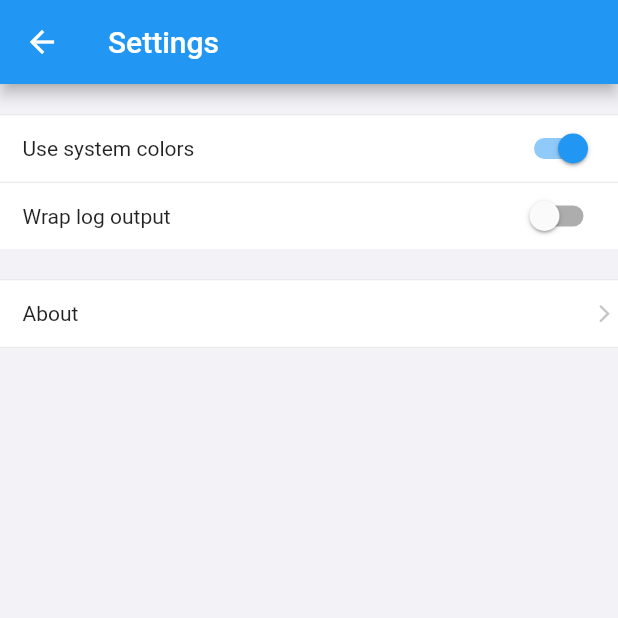
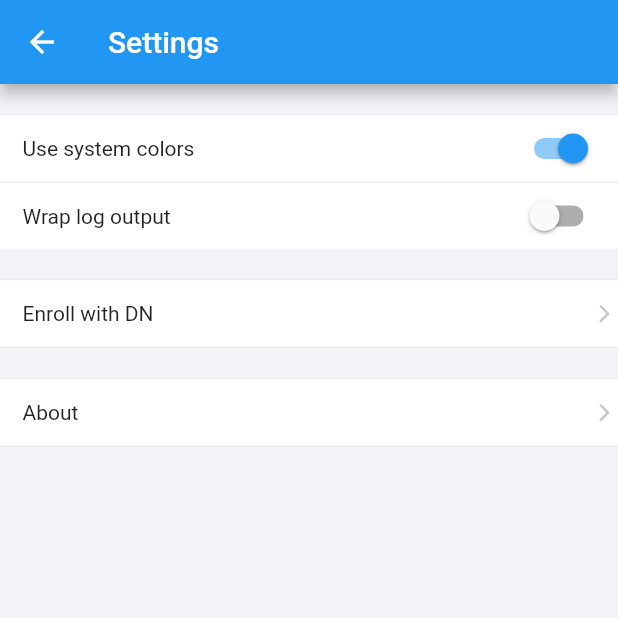
Before and after one commit to DefinedNet/mobile_nebula, a Flutter app: the screen it shows after launch, after a tap on the "menu" icon, on a phone screen of 412 x 824 dp, the top half of it. Run offline on Flutter 3.47's test engine with Material 2 defaults, Android fonts, the phone set to English and light mode, and no system bars; drawn by our look-alikes of flutter_platform_widgets; our stand-ins replace file_picker, flutter_svg, package_info, pull_to_refresh, share_plus; missing offline and left inert: flutter_barcode_scanner.

Commit message:
Add a manual enrollment flow to support chromeos (#99)

```diff
--- a/lib/main.dart
+++ b/lib/main.dart
@@ -109,21 +109,18 @@ class _AppState extends State<App> {
           ),
           onGenerateRoute: (settings) {
             if (settings.name == '/') {
-              return platformPageRoute(context: context, builder: (context) => MainScreen(this.dnEnrolled.stream));
+              return platformPageRoute(context: context, builder: (context) => MainScreen(this.dnEnrolled));
             }
 
             final uri = Uri.parse(settings.name!);
             if (uri.path == EnrollmentScreen.routeName) {
-              String? code;
-              if (uri.hasFragment) {
-                final qp = Uri.splitQueryString(uri.fragment);
-                code = qp["code"];
-              }
-
               // TODO: maybe implement this as a dialog instead of a page, you can stack multiple enrollment screens which is annoying in dev
               return platformPageRoute(
                   context: context,
-                  builder: (context) => EnrollmentScreen(code: code, stream: this.dnEnrolled),
+                  builder: (context) => EnrollmentScreen(
+                    code: EnrollmentScreen.parseCode(settings.name!),
+                    stream: this.dnEnrolled
+                  ),
               );
             }
 
--- a/lib/screens/AboutScreen.dart
+++ b/lib/screens/AboutScreen.dart
@@ -73,7 +73,7 @@ class _AboutScreenState extends State<AboutScreen> {
         Padding(
             padding: EdgeInsets.only(top: 20),
             child: Text(
-              'Copyright © 2020 Defined Networking, Inc',
+              'Copyright © 2022 Defined Networking, Inc',
               textAlign: TextAlign.center,
             )),
       ]),
--- a/lib/screens/EnrollmentScreen.dart
+++ b/lib/screens/EnrollmentScreen.dart
@@ -1,10 +1,10 @@
 import 'dart:async';
 
-import 'package:flutter/cupertino.dart';
 import 'package:flutter/gestures.dart';
 import 'package:flutter/material.dart';
 import 'package:flutter/services.dart';
 import 'package:flutter_platform_widgets/flutter_platform_widgets.dart';
+import 'package:flutter_svg/svg.dart';
 
 import 'package:mobile_nebula/components/SimplePage.dart';
 import 'package:url_launcher/url_launcher.dart';
@@ -15,6 +15,22 @@ class EnrollmentScreen extends StatefulWidget {
   final bool allowCodeEntry;
 
   static const routeName = '/v1/mobile-enrollment';
+
+  // Attempts to find an enrollment code in the provided url. If one is not found then assume the input was
+  // an enrollment code. Primarily to support manual dn enrollment where the user can input a code or a url.
+  static String parseCode(String url) {
+    final uri = Uri.parse(url);
+    if (uri.path != EnrollmentScreen.routeName) {
+      return url;
+    }
+
+    if (uri.hasFragment) {
+      final qp = Uri.splitQueryString(uri.fragment);
+      return qp["code"] ?? "";
+    }
+
+    return url;
+  }
 
   const EnrollmentScreen({super.key, this.code, this.stream, this.allowCodeEntry = false});
 
@@ -138,20 +154,33 @@ class _EnrollmentScreenState extends State<EnrollmentScreen> {
       ));
     }
 
-    return SimplePage(title: Text('DN Enrollment'), child: Padding(child: child, padding: EdgeInsets.symmetric(horizontal: 10)), alignment: alignment);
+    final dnIcon = Theme.of(context).brightness == Brightness.dark ? 'images/dn-logo-dark.svg' : 'images/dn-logo-light.svg';
+    return SimplePage(
+      title: Text('Enroll with DN', style: TextStyle(fontWeight: FontWeight.bold)),
+      child: Padding(child: child, padding: EdgeInsets.symmetric(horizontal: 10)),
+      alignment: alignment
+    );
   }
 
   Widget _codeEntry() {
     return Column(children: [
-      Container(height: 20),
-      PlatformTextField(controller: enrollInput),
-      CupertinoButton(child: Text('Enroll'), onPressed: () {
-        setState(() {
-          code = enrollInput.text;
-          error = null;
-          _enroll();
-        });
-      }),
+      Padding(
+        padding: EdgeInsets.only(top: 20),
+        child: PlatformTextField(
+          hintText: 'Enrollment code or link',
+          controller: enrollInput
+        )
+      ),
+      PlatformTextButton(
+        child: Text('Submit'),
+        onPressed: () {
+          setState(() {
+            code = EnrollmentScreen.parseCode(enrollInput.text);
+            error = null;
+            _enroll();
+          });
+        },
+      )
     ]);
   }
 }
--- a/lib/screens/MainScreen.dart
+++ b/lib/screens/MainScreen.dart
@@ -63,7 +63,7 @@ MAIH7gzreMGgrH/yR6rZpIHR3DxJ3E0aHtEI
 class MainScreen extends StatefulWidget {
   const MainScreen(this.dnEnrollStream, {Key? key}) : super(key: key);
 
-  final Stream dnEnrollStream;
+  final StreamController dnEnrollStream;
 
   @override
   _MainScreenState createState() => _MainScreenState();
@@ -82,7 +82,7 @@ class _MainScreenState extends State<MainScreen> {
   void initState() {
     _loadSites();
 
-    widget.dnEnrollStream.listen((_) {
+    widget.dnEnrollStream.stream.listen((_) {
       _loadSites();
     });
 
@@ -146,7 +146,7 @@ class _MainScreenState extends State<MainScreen> {
         PlatformIconButton(
           padding: EdgeInsets.zero,
           icon: Icon(Icons.menu, size: 28.0),
-          onPressed: () => Utils.openPage(context, (_) => SettingsScreen()),
+          onPressed: () => Utils.openPage(context, (_) => SettingsScreen(widget.dnEnrollStream)),
         ),
       ],
       bottomBar: debugSite,
--- a/lib/screens/SettingsScreen.dart
+++ b/lib/screens/SettingsScreen.dart
@@ -1,18 +1,24 @@
+import 'dart:async';
+
 import 'package:flutter/material.dart';
+import 'package:flutter_svg/svg.dart';
 import 'package:mobile_nebula/components/SimplePage.dart';
 import 'package:mobile_nebula/components/config/ConfigItem.dart';
 import 'package:mobile_nebula/components/config/ConfigPageItem.dart';
 import 'package:mobile_nebula/components/config/ConfigSection.dart';
+import 'package:mobile_nebula/screens/EnrollmentScreen.dart';
 import 'package:mobile_nebula/services/settings.dart';
 import 'package:mobile_nebula/services/utils.dart';
 
 import 'AboutScreen.dart';
 
 class SettingsScreen extends StatefulWidget {
+  final StreamController stream;
+
+  const SettingsScreen(this.stream, {super.key});
+
   @override
-  _SettingsScreenState createState() {
-    return _SettingsScreenState();
-  }
+  _SettingsScreenState createState() => _SettingsScreenState();
 }
 
 class _SettingsScreenState extends State<SettingsScreen> {
@@ -79,6 +85,16 @@ class _SettingsScreenState extends State<SettingsScreen> {
             },
           )),
     ));
+
+    final dnIcon = Theme.of(context).brightness == Brightness.dark ? 'images/dn-logo-dark.svg' : 'images/dn-logo-light.svg';
+    items.add(ConfigSection(children: [
+      ConfigPageItem(
+        label: Text('Enroll with DN'),
+        labelWidth: 200,
+        onPressed: () => Utils.openPage(context, (context) => EnrollmentScreen(stream: widget.stream, allowCodeEntry: true))
+      )
+    ]));
+
     items.add(ConfigSection(children: [
       ConfigPageItem(
         label: Text('About'),
```
